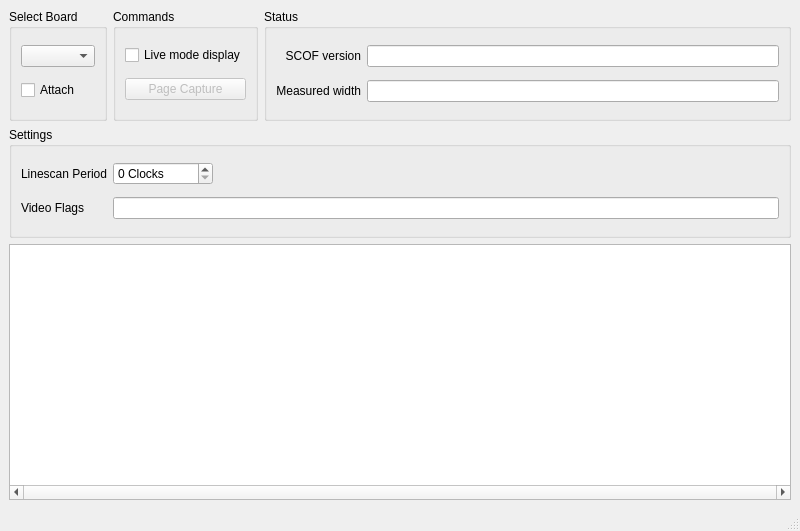
Old version of the form video_scope/video_scope.ui in the repository Picture-Elements/ise-util.
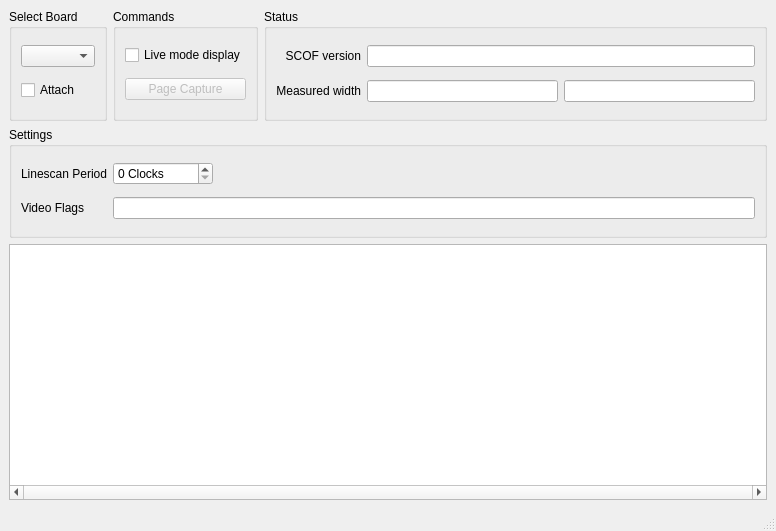
New version of the form.

Commit message:
Support multiple widths.
this comes up on boards that have two inputs. In these cases,
display both measured widths.

```diff
--- a/video_scope/video_scope.ui
+++ b/video_scope/video_scope.ui
@@ -1,11 +1,11 @@
 <ui version="4.0" >
  <class>VideoScope</class>
- <widget class="QMainWindow" name="VideoScope" >
-  <property name="geometry" >
+ <widget class="QMainWindow" name="VideoScope">
+  <property name="geometry">
    <rect>
     <x>0</x>
     <y>0</y>
-    <width>800</width>
+    <width>776</width>
     <height>531</height>
    </rect>
   </property>
@@ -66,10 +66,10 @@
         <property name="title" >
          <string>Status</string>
         </property>
-        <layout class="QGridLayout" >
-         <item row="0" column="0" >
-          <widget class="QLabel" name="label" >
-           <property name="text" >
+        <layout class="QGridLayout" name="gridLayout">
+         <item row="0" column="0">
+          <widget class="QLabel" name="label">
+           <property name="text">
             <string>SCOF version</string>
            </property>
            <property name="alignment" >
@@ -77,9 +77,9 @@
            </property>
           </widget>
          </item>
-         <item row="0" column="1" >
-          <widget class="QLineEdit" name="scof_version_box" >
-           <property name="focusPolicy" >
+         <item row="0" column="1">
+          <widget class="QLineEdit" name="scof_version_box">
+           <property name="focusPolicy">
             <enum>Qt::NoFocus</enum>
            </property>
            <property name="acceptDrops" >
@@ -100,18 +100,35 @@
            </property>
           </widget>
          </item>
-         <item row="1" column="1" >
-          <widget class="QLineEdit" name="measured_width_box" >
-           <property name="focusPolicy" >
-            <enum>Qt::NoFocus</enum>
-           </property>
-           <property name="acceptDrops" >
-            <bool>false</bool>
-           </property>
-           <property name="readOnly" >
-            <bool>true</bool>
-           </property>
-          </widget>
+         <item row="1" column="1">
+          <layout class="QHBoxLayout" name="horizontalLayout">
+           <item>
+            <widget class="QLineEdit" name="measured_width0_box">
+             <property name="focusPolicy">
+              <enum>Qt::NoFocus</enum>
+             </property>
+             <property name="acceptDrops">
+              <bool>false</bool>
+             </property>
+             <property name="toolTip">
+              <string>Measured width of video port 0, if present.</string>
+             </property>
+             <property name="readOnly">
+              <bool>true</bool>
+             </property>
+            </widget>
+           </item>
+           <item>
+            <widget class="QLineEdit" name="measured_width1_box">
+             <property name="toolTip">
+              <string>Measured width of video port 1, if present.</string>
+             </property>
+             <property name="readOnly">
+              <bool>true</bool>
+             </property>
+            </widget>
+           </item>
+          </layout>
          </item>
         </layout>
        </widget>
@@ -123,16 +140,16 @@
       <property name="title" >
        <string>Settings</string>
       </property>
-      <layout class="QGridLayout" >
-       <item row="0" column="0" >
-        <widget class="QLabel" name="label_3" >
-         <property name="text" >
+      <layout class="QGridLayout">
+       <item row="0" column="0">
+        <widget class="QLabel" name="label_3">
+         <property name="text">
           <string>Linescan Period</string>
          </property>
         </widget>
        </item>
-       <item row="0" column="1" >
-        <layout class="QHBoxLayout" >
+       <item row="0" column="1">
+        <layout class="QHBoxLayout">
          <item>
           <widget class="QSpinBox" name="linescan_period" >
            <property name="suffix" >
@@ -165,8 +182,8 @@
          </property>
         </widget>
        </item>
-       <item row="1" column="1" >
-        <widget class="QLineEdit" name="video_flags_entry" />
+       <item row="1" column="1">
+        <widget class="QLineEdit" name="video_flags_entry"/>
        </item>
       </layout>
      </widget>
```
Left out of the diff: 109 changed lines with no effect on the pictures. The commit also changes 4 other files.
